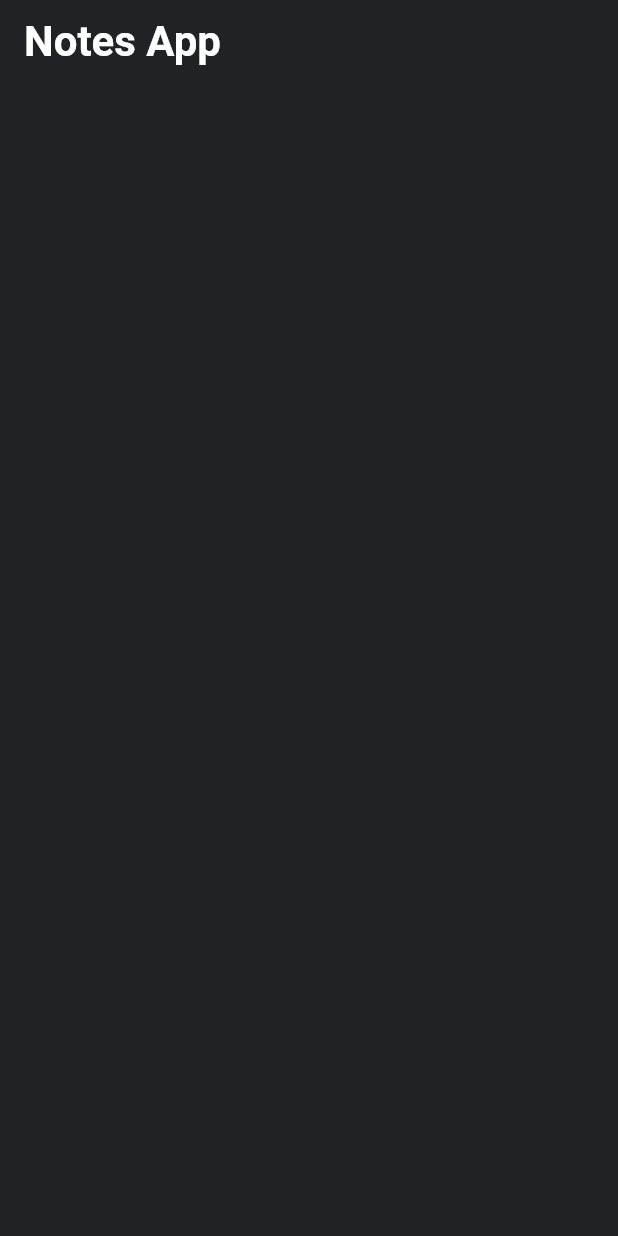
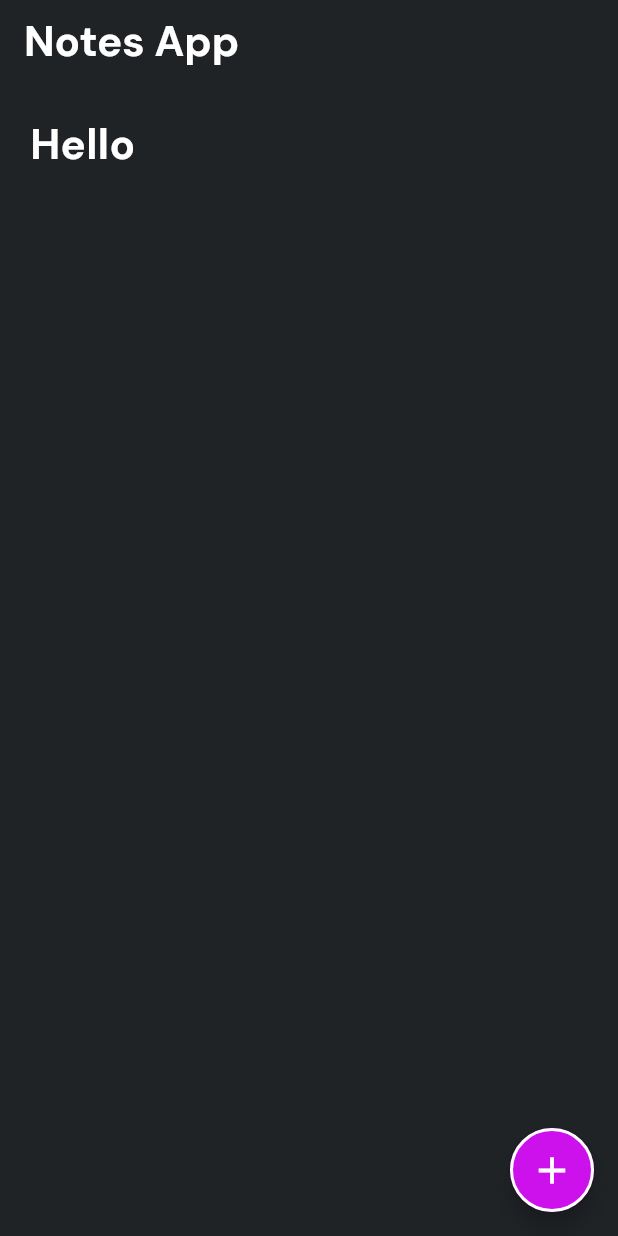
Before and after one commit to Ramesh-Kaushika/Flutter_Notes_App, a Flutter app: the screen it shows after launch, on a phone screen of 412 x 824 dp. Run offline on Flutter 3.47's test engine with Material 3 defaults, Android fonts, the phone set to English and light mode, and no system bars; our stand-ins replace go_router, google_fonts.

```diff
--- a/lib/main.dart
+++ b/lib/main.dart
@@ -1,4 +1,5 @@
 import 'package:flutter/material.dart';
+import 'package:google_fonts/google_fonts.dart';
 import 'package:notes_app/utils/router.dart';
 import 'package:notes_app/utils/theme_data.dart';
 
@@ -20,7 +21,7 @@ class _MyAppState extends State<MyApp> {
       routerConfig: AppRouter.router,
       title: "NotesApp",
       debugShowCheckedModeBanner: false,
-      theme: ThemeClass.darkTheme,
+      theme: ThemeClass.darkTheme.copyWith(textTheme: GoogleFonts.dmSansTextTheme(Theme.of(context).textTheme)) ,
     );
   }
 }
--- a/lib/pages/home_page.dart
+++ b/lib/pages/home_page.dart
@@ -1,4 +1,6 @@
 import 'package:flutter/material.dart';
+import 'package:notes_app/utils/colors.dart';
+import 'package:notes_app/utils/constants.dart';
 import 'package:notes_app/utils/text_styles.dart';
 
 class HomePage extends StatefulWidget {
@@ -16,6 +18,29 @@ class _HomePageState extends State<HomePage> {
         centerTitle: false,
         title: const Text("Notes App", style: AppTextStyles.appTitle),
       ),
+      body: const Padding(
+        padding: EdgeInsets.all(AppConstants.kDefaultPadding),
+        child: Column(
+          children: [
+              Text("Hello",style: AppTextStyles.appTitle,)
+
+          ],
+        ),
+      ),
+      floatingActionButton: FloatingActionButton(
+        onPressed: () {},
+        shape: const RoundedRectangleBorder(
+            borderRadius: BorderRadius.all(Radius.circular(100)),
+            side: BorderSide(
+              color: AppColors.kWhiteCardColor,
+              width: 2,
+            )),
+        child: const Icon(
+          Icons.add,
+          color: AppColors.kWhiteCardColor,
+          size: 30,
+        ),
+      ),
     );
   }
 }
```
